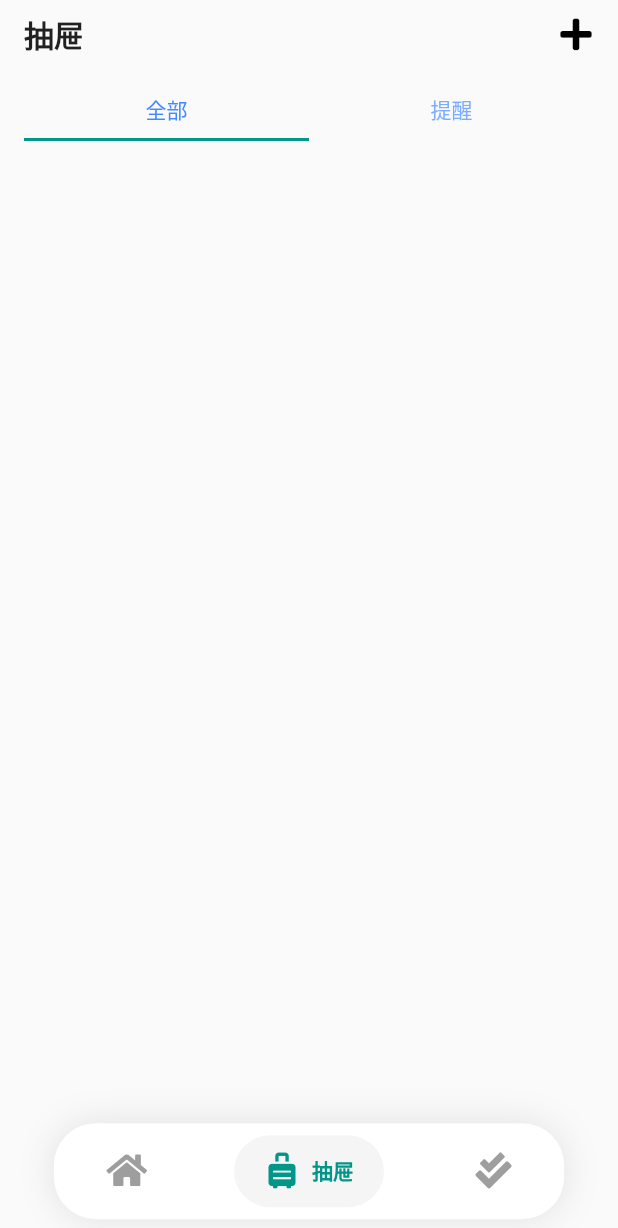
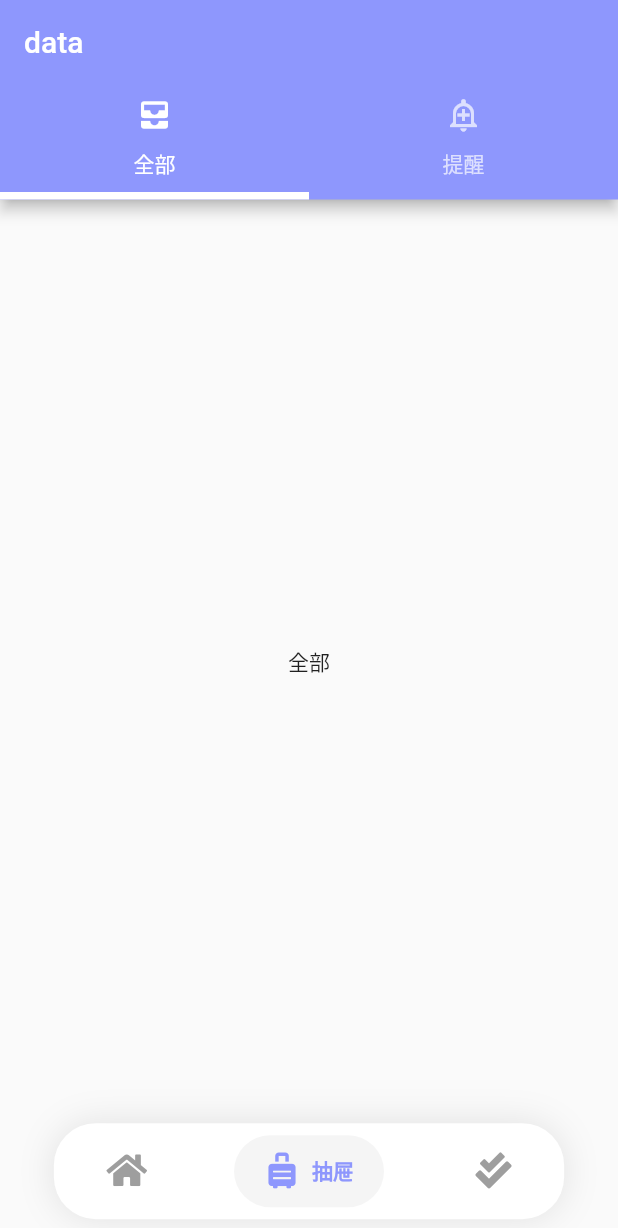
Before and after one commit to kalifun/lokalny, a Flutter app: the screen it shows after launch, item 2 of the bottom bar chosen, on a phone screen of 412 x 824 dp. Shown: the top 1228 px of the screen. Run offline on Flutter 3.47's test engine with Material 2 defaults, Android fonts, the light colour scheme and no system bars; drawn by our look-alikes of google_nav_bar; our stand-ins replace flutter_screenutil, flutter_svg.

```diff
--- a/lib/common/values/colors.dart
+++ b/lib/common/values/colors.dart
@@ -8,5 +8,7 @@ class AppColors {
   static const Color primaryText = Color.fromARGB(255, 45, 45, 47);
 
   // 部件色调
-  static const Color primaryParts = Color.fromRGBO(142, 151, 253, 1.0);
+  // static const Color primaryParts = Color.fromRGBO(142, 151, 253, 1.0);
+  static const Color primaryParts = Color.fromARGB(255, 142, 151, 253);
 }
+	// 232, 248, 245
--- a/lib/common/widgets/custom_scroll_view.dart
+++ b/lib/common/widgets/custom_scroll_view.dart
@@ -12,7 +12,8 @@ class _TodoCategoryState extends State<TodoCategory> {
   Widget build(BuildContext context) {
     return Scaffold(
       body: Container(
-        padding: EdgeInsets.symmetric(horizontal: 10),
+        padding: EdgeInsets.all(10.0),
+        // padding: EdgeInsets.symmetric(horizontal: 10),
         width: MediaQuery.of(context).size.width,
         child: CustomScrollView(
           slivers: [
@@ -34,7 +35,6 @@ class _TodoCategoryState extends State<TodoCategory> {
               crossAxisCount: 2,
               children: [
                 Container(
-
                     child: Center(
                       child: Column(
                         mainAxisAlignment: MainAxisAlignment.center,
@@ -74,7 +74,7 @@ class _TodoCategoryState extends State<TodoCategory> {
                         BoxShadow(
                           color: Colors.grey,
                           blurRadius: 10.0,
-                          spreadRadius: 5.0,
+                          spreadRadius: 1.0,
                           offset: Offset(0.0, 0.0),
                         ),
                       ],
--- a/lib/main.dart
+++ b/lib/main.dart
@@ -8,6 +8,7 @@ void main() {
   if (Platform.isAndroid) {
     // 设置状态栏背景及颜色
     SystemUiOverlayStyle systemUiOverlayStyle = const SystemUiOverlayStyle(
+        systemNavigationBarColor: Colors.transparent,
         statusBarColor: Colors.transparent,
         statusBarIconBrightness: Brightness.light);
     SystemChrome.setSystemUIOverlayStyle(systemUiOverlayStyle);
@@ -24,9 +25,10 @@ class MyApp extends StatelessWidget {
       title: 'Lokalny',
       home: IndexPage(),
       theme: ThemeData(
-          backgroundColor: Colors.yellow,
-          primaryColor: const Color.fromRGBO(142, 151, 253, 1.0),
-          primarySwatch: Colors.teal),
+        backgroundColor: Colors.yellow,
+        primaryColor: const Color.fromRGBO(142, 151, 253, 1.0),
+        // primarySwatch: Colors.teal
+      ),
       // primaryColor: Colors.yellow),
       showSemanticsDebugger: false,
     );
--- a/lib/pages/drawers/drawers_page.dart
+++ b/lib/pages/drawers/drawers_page.dart
@@ -1,6 +1,7 @@
 import 'package:flutter/material.dart';
 import 'package:flutter/widgets.dart';
 import 'package:lokalny/common/icon/bottom_bar_icons.dart';
+import 'package:lokalny/common/values/colors.dart';
 
 class DrawersPage extends StatefulWidget {
   DrawersPage({Key? key}) : super(key: key);
@@ -12,77 +13,110 @@ class DrawersPage extends StatefulWidget {
 class _DrawersPageState extends State<DrawersPage> {
   @override
   Widget build(BuildContext context) {
-    return Scaffold(
-      body: Stack(
-        children: [
-          Container(
-            child: Column(
-              crossAxisAlignment: CrossAxisAlignment.start,
-              children: [
-                SizedBox(
-                  height: MediaQuery.of(context).viewPadding.top,
+    return DefaultTabController(
+        length: 2,
+        child: Scaffold(
+          appBar: AppBar(
+            backgroundColor: AppColors.primaryParts,
+            title: Text("data"),
+            bottom: TabBar(
+              indicatorColor: Colors.white,
+              indicatorWeight: 5.0,
+              labelColor: Colors.white,
+              tabs: [
+                Tab(
+                  text: "全部",
+                  icon: Icon(Icons.all_inbox),
                 ),
-                Container(
-                  margin: const EdgeInsets.only(left: 16, top: 8, bottom: 16),
-                  child: Row(
-                    children: [
-                      const Text(
-                        "抽屉",
-                        style: TextStyle(
-                            fontSize: 20, fontWeight: FontWeight.bold),
-                      ),
-                      const Expanded(child: SizedBox()),
-                      InkWell(
-                        onTap: () {},
-                        child: const Icon(
-                          Bottom_bar.plus,
-                          color: Colors.black,
-                        ),
-                      ),
-                      const SizedBox(
-                        width: 16,
+                Tab(
+                  text: "提醒",
+                  icon: Icon(Icons.add_alert_outlined),
                 )
               ],
             ),
           ),
-                Expanded(
-                  child: DefaultTabController(
-                      length: 2,
-                      child: Column(
-                        crossAxisAlignment: CrossAxisAlignment.start,
+          body: TabBarView(
             children: [
-                          Container(
-                            margin: const EdgeInsets.only(left: 16, right: 16),
-                            child: TabBar(
-                              tabs: [
-                                Container(
-                                  alignment: Alignment.center,
-                                  width: 60,
-                                  height: 38,
-                                  child: const Text("全部"),
+              Center(
+                child: Text("全部"),
               ),
-                                Container(
-                                  alignment: Alignment.center,
-                                  width: 60,
-                                  height: 38,
-                                  child: const Text("提醒"),
-                                ),
-                              ],
-                              labelColor: Colors.blueAccent,
-                            ),
-                          ),
-                          const SizedBox(
-                            height: 3,
-                          ),
-                          // Expanded(child: TabBarView(children: children))
-                        ],
-                      )),
+              Center(
+                child: Text("提醒"),
               )
             ],
           ),
-          )
-        ],
-      ),
-    );
+        ));
+    // return Scaffold(
+    //   body: Stack(
+    //     children: [
+    //       Container(
+    //         child: Column(
+    //           crossAxisAlignment: CrossAxisAlignment.start,
+    //           children: [
+    //             SizedBox(
+    //               height: MediaQuery.of(context).viewPadding.top,
+    //             ),
+    //             Container(
+    //               margin: const EdgeInsets.only(left: 16, top: 8, bottom: 16),
+    //               child: Row(
+    //                 children: [
+    //                   const Text(
+    //                     "抽屉",
+    //                     style: TextStyle(
+    //                         fontSize: 20, fontWeight: FontWeight.bold),
+    //                   ),
+    //                   const Expanded(child: SizedBox()),
+    //                   InkWell(
+    //                     onTap: () {},
+    //                     child: const Icon(
+    //                       Bottom_bar.plus,
+    //                       color: Colors.black,
+    //                     ),
+    //                   ),
+    //                   const SizedBox(
+    //                     width: 16,
+    //                   )
+    //                 ],
+    //               ),
+    //             ),
+    //             Expanded(
+    //               child: DefaultTabController(
+    //                   length: 2,
+    //                   child: Column(
+    //                     crossAxisAlignment: CrossAxisAlignment.start,
+    //                     children: [
+    //                       Container(
+    //                         margin: const EdgeInsets.only(left: 16, right: 16),
+    //                         child: TabBar(
+    //                           tabs: [
+    //                             Container(
+    //                               alignment: Alignment.center,
+    //                               width: 60,
+    //                               height: 38,
+    //                               child: const Text("全部"),
+    //                             ),
+    //                             Container(
+    //                               alignment: Alignment.center,
+    //                               width: 60,
+    //                               height: 38,
+    //                               child: const Text("提醒"),
+    //                             ),
+    //                           ],
+    //                           labelColor: Colors.blueAccent,
+    //                         ),
+    //                       ),
+    //                       const SizedBox(
+    //                         height: 3,
+    //                       ),
+    //                       // Expanded(child: TabBarView(children: children))
+    //                     ],
+    //                   )),
+    //             )
+    //           ],
+    //         ),
+    //       )
+    //     ],
+    //   ),
+    // );
   }
 }
--- a/lib/pages/index/index_page.dart
+++ b/lib/pages/index/index_page.dart
@@ -4,6 +4,7 @@ import 'package:flutter_screenutil/flutter_screenutil.dart';
 import 'package:google_nav_bar/google_nav_bar.dart';
 import 'package:lokalny/common/icon/bottom_bar_icons.dart';
 import 'package:lokalny/common/screen/screen.dart';
+import 'package:lokalny/common/values/colors.dart';
 import 'package:lokalny/pages/drawers/drawers_page.dart';
 import 'package:lokalny/pages/home/home_page.dart';
 import 'package:lokalny/pages/todo/todo_page.dart';
@@ -30,6 +31,7 @@ class _IndexPageState extends State<IndexPage> {
     return AnnotatedRegion<SystemUiOverlayStyle>(
       value: SystemUiOverlayStyle.dark,
       child: Scaffold(
+        resizeToAvoidBottomInset: false,
         body: _list[selectedItemIndex],
         bottomNavigationBar: Container(
           margin: EdgeInsets.only(
@@ -54,7 +56,7 @@ class _IndexPageState extends State<IndexPage> {
                 rippleColor: Colors.grey[300]!,
                 hoverColor: Colors.grey[100]!,
                 gap: 8,
-                activeColor: Colors.teal,
+                activeColor: AppColors.primaryParts,
                 iconSize: 24,
                 padding:
                     const EdgeInsets.symmetric(horizontal: 20, vertical: 12),
```
Also changed, not shown: lib/common/widgets/tags/tags.dart (+98 -21 lines), lib/pages/todo/todo_page.dart (+8 -7 lines). Lines whose indentation alone changed are shown as unchanged.
